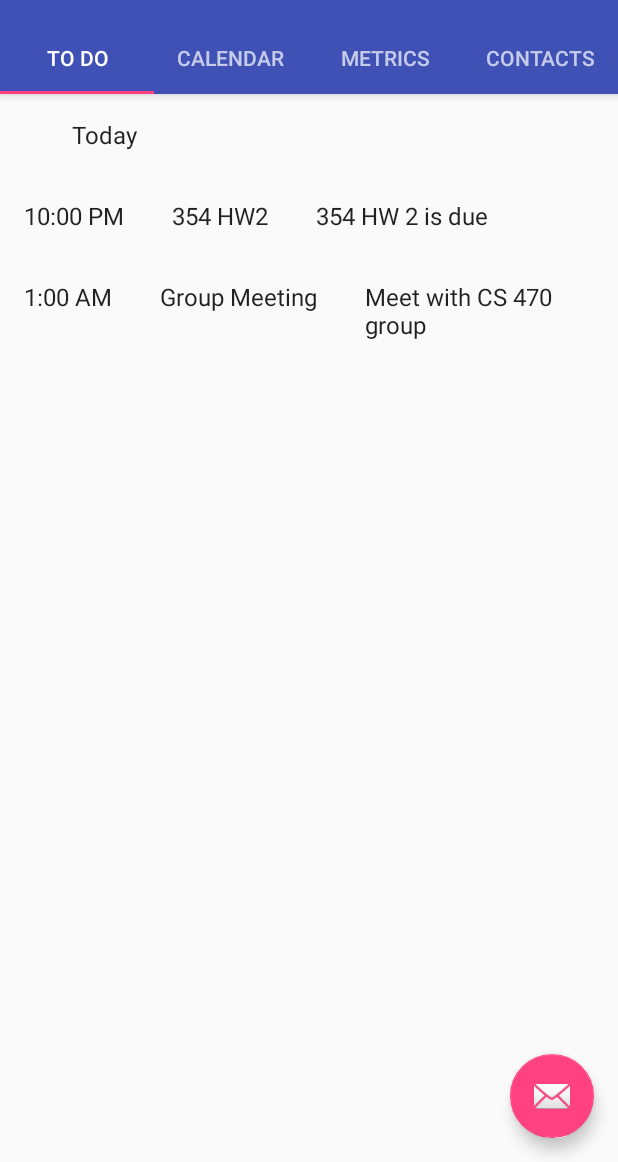
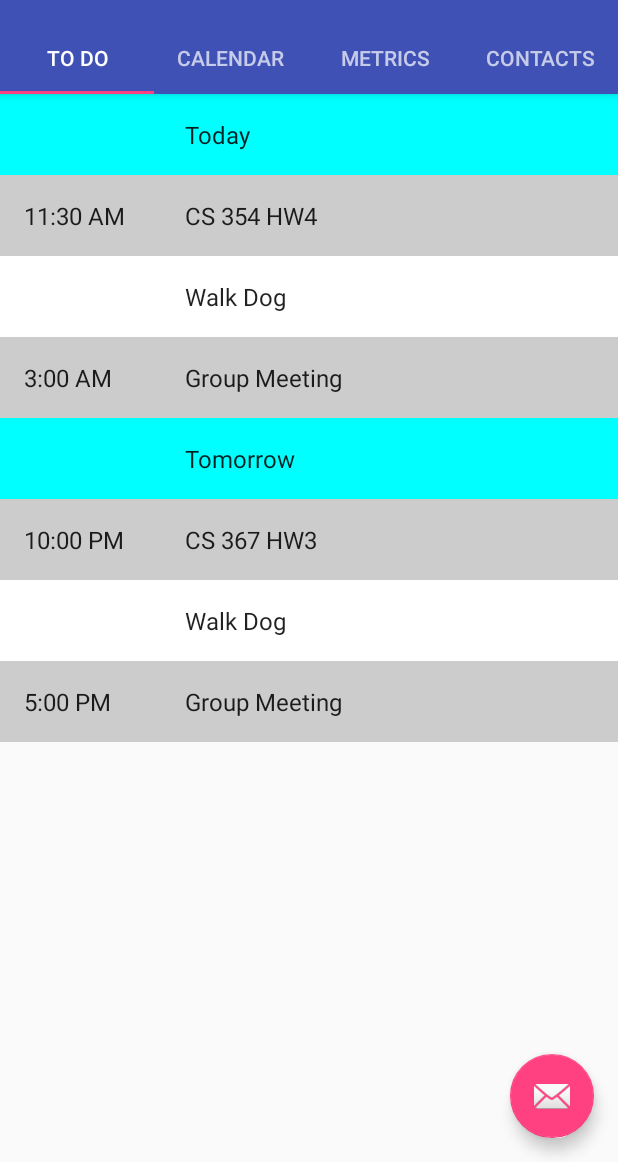
Before and after one commit to MSpelman/AndDone, an Android app: the screen it shows after launch (TodoActivity), on a phone screen of 412 x 824 dp, the part 74-1236 px from its top. Run offline under Robolectric (Android 15) with nearby library versions, the phone set to English and light mode, and no system bars.

Commit message:
Todo Tab: Clean up display
Cleaned up the display of the Todo tab by re-organizing the data
fields.  Also added background colors to the subheadings and
alternating rows in the display.

```diff
--- a/app/src/main/java/com/example/anddone/TodoContent.java
+++ b/app/src/main/java/com/example/anddone/TodoContent.java
@@ -16,10 +16,12 @@ public class TodoContent {
         User user = new User("id1", "Harry", "Jones");
         Schedule schedule;
         Day today;
-        Day tomorrow = null;
-        schedule = createMockData(user);
+        Day tomorrow;
+        createMockData(user);
+        schedule = user.getSchedule();
 
         // Start of actual code
+        /* TODAY */
         today = schedule.getDays()[0];
         Event[] todaysEvents;
         Task[] todaysTasks;
@@ -35,25 +37,69 @@ public class TodoContent {
         for (int i = 0; i < todaysEvents.length; i++) {
             scheduleItems.add(todaysEvents[i]);
         }
+
+        /* TOMORROW */
+        tomorrow = schedule.getDays()[1];
+        Event[] tomorrowsEvents;
+        Task[] tomorrowsTasks;
+
+        tomorrowsTasks = tomorrow.getTasks();
+        tomorrowsEvents = tomorrow.getEvents();
+        scheduleItems.add(new Task("Tomorrow", ""));
+
+        for (int i = 0; i < tomorrowsTasks.length; i++) {
+            scheduleItems.add(tomorrowsTasks[i]);
+        }
+
+        for (int i = 0; i < tomorrowsEvents.length; i++) {
+            scheduleItems.add(tomorrowsEvents[i]);
+        }
     }
 
-    private Schedule createMockData(User user) {
+    private void createMockData(User user) {
         Schedule schedule = user.getSchedule();
+        Calendar calendar = Calendar.getInstance();
+        calendar.setTime(new Date());
+
+        /* TODAY */
         Day today = new Day(new Date());
         schedule.addDay(today);
 
-        // Add Event
-        Calendar calendar = Calendar.getInstance();
-        calendar.setTime(new Date());
-        calendar.set(Calendar.HOUR, 1);
+        // Add Task - 11:30 am CS 354 HW4 - Blue
+        calendar.set(Calendar.HOUR, 11);
+        calendar.set(Calendar.MINUTE, 30);
+        Task task = new Task("CS 354 HW4", "354 HW 4 is due", calendar.getTime());
+        today.addTask(task);
+
+        // Add Task w/o time - Walk Dog - Completed - Gray
+        task = new Task("Walk Dog", "Walk dog around block");
+        task.completeTask();
+        today.addTask(task);
+
+        // Add Event - 3:00 pm Group Meeting - Pink
+        calendar.set(Calendar.HOUR, 3);
         calendar.set(Calendar.MINUTE, 0);
         Event event = new Event("Group Meeting", "Meet with CS 470 group", calendar.getTime());
         today.addEvent(event);
 
-        // Add Task
+        /* TOMORROW */
+        calendar.roll(Calendar.DATE, 1);
+        Day tomorrow = new Day (calendar.getTime());
+        schedule.addDay(tomorrow);
+
+        // Add Task - 11:00 pm CS 367 HW3 - Completed - Gray
         calendar.set(Calendar.HOUR, 22);
-        Task task = new Task("354 HW2", "354 HW 2 is due", calendar.getTime());
-        today.addTask(task);
-        return schedule;
+        task = new Task("CS 367 HW3", "367 HW3 is due", calendar.getTime());
+        tomorrow.addTask(task);
+
+        // Add Task w/o time - Walk Dog - Blue
+        task = new Task("Walk Dog", "Take dog to dog park");
+        tomorrow.addTask(task);
+
+        // Add Event - 5:00 pm Group Meeting - Pink
+        calendar.set(Calendar.HOUR, 5);
+        calendar.set(Calendar.MINUTE, 0);
+        event = new Event("Group Meeting", "Meet with CS 506 group", calendar.getTime());
+        tomorrow.addEvent(event);
     }
 }
--- a/app/src/main/java/com/example/anddone/TodoTabRecyclerViewAdapter.java
+++ b/app/src/main/java/com/example/anddone/TodoTabRecyclerViewAdapter.java
@@ -2,6 +2,7 @@ package com.example.anddone;
 
 import android.graphics.Color;
 import android.support.v7.widget.RecyclerView;
+import android.util.AttributeSet;
 import android.util.Log;
 import android.view.LayoutInflater;
 import android.view.View;
@@ -37,14 +38,22 @@ public class TodoTabRecyclerViewAdapter extends RecyclerView.Adapter<TodoTabRecy
 
     @Override
     public void onBindViewHolder(final ViewHolder holder, int position) {
+        AttributeSet attributes;
         holder.mItem = mValues.get(position);
         holder.mTimeView.setText(mValues.get(position).getTime());
         holder.mTimeView.setId(position);
         holder.mNameView.setText(mValues.get(position).getName());
         holder.mNameView.setId(position);
-        holder.mDescriptionView.setText(mValues.get(position).getDescription());
-        holder.mDescriptionView.setId(position);
         holder.mRow.setId(position);
+        String name = mValues.get(position).getName();
+        if (name.equals("Today") || name.equals("Tomorrow")) {
+            holder.mRow.setBackgroundColor(Color.CYAN);
+        } else if ((position % 2) == 0) {
+            holder.mRow.setBackgroundColor(Color.WHITE);
+        } else {
+            holder.mRow.setBackgroundColor(Color.LTGRAY);
+        }
+
         holder.mView.setOnClickListener(new View.OnClickListener() {
             @Override
             public void onClick(View v) {
@@ -66,7 +75,6 @@ public class TodoTabRecyclerViewAdapter extends RecyclerView.Adapter<TodoTabRecy
         public final View mView;
         public final TextView mTimeView;
         public final TextView mNameView;
-        public final TextView mDescriptionView;
         public IScheduleItem mItem;
         public final LinearLayout mRow;
         public ViewHolder(View view) {
@@ -79,8 +87,6 @@ public class TodoTabRecyclerViewAdapter extends RecyclerView.Adapter<TodoTabRecy
 //            mTimeView.setBackgroundColor(Color.BLUE);
             mNameView = (TextView) view.findViewById(R.id.name);
             mNameView.setOnClickListener(new customListener());
-            mDescriptionView = (TextView) view.findViewById(R.id.description);
-            mDescriptionView.setOnClickListener(new customListener());
         }
 
         public class customListener implements View.OnClickListener{
@@ -93,7 +99,7 @@ public class TodoTabRecyclerViewAdapter extends RecyclerView.Adapter<TodoTabRecy
         }
         @Override
         public String toString() {
-            return " '" + mDescriptionView.getText() + "'";
+            return " '" + mNameView.getText() + "'";
         }
     }
 
--- a/app/src/main/res/layout/fragment_todo_tab.xml
+++ b/app/src/main/res/layout/fragment_todo_tab.xml
@@ -1,13 +1,13 @@
 <?xml version="1.0" encoding="utf-8"?>
 <LinearLayout xmlns:android="http://schemas.android.com/apk/res/android"
     android:id="@+id/rowLayout"
-    android:layout_width="wrap_content"
+    android:layout_width="match_parent"
     android:layout_height="wrap_content"
     android:orientation="horizontal">
 
     <TextView
         android:id="@+id/time"
-        android:layout_width="wrap_content"
+        android:layout_width="75dp"
         android:layout_height="wrap_content"
         android:layout_margin="@dimen/text_margin"
         android:textAppearance="?attr/textAppearanceListItem" />
@@ -19,10 +19,4 @@
         android:layout_margin="@dimen/text_margin"
         android:textAppearance="?attr/textAppearanceListItem" />
 
-    <TextView
-        android:id="@+id/description"
-        android:layout_width="wrap_content"
-        android:layout_height="wrap_content"
-        android:layout_margin="@dimen/text_margin"
-        android:textAppearance="?attr/textAppearanceListItem" />
 </LinearLayout>
```
